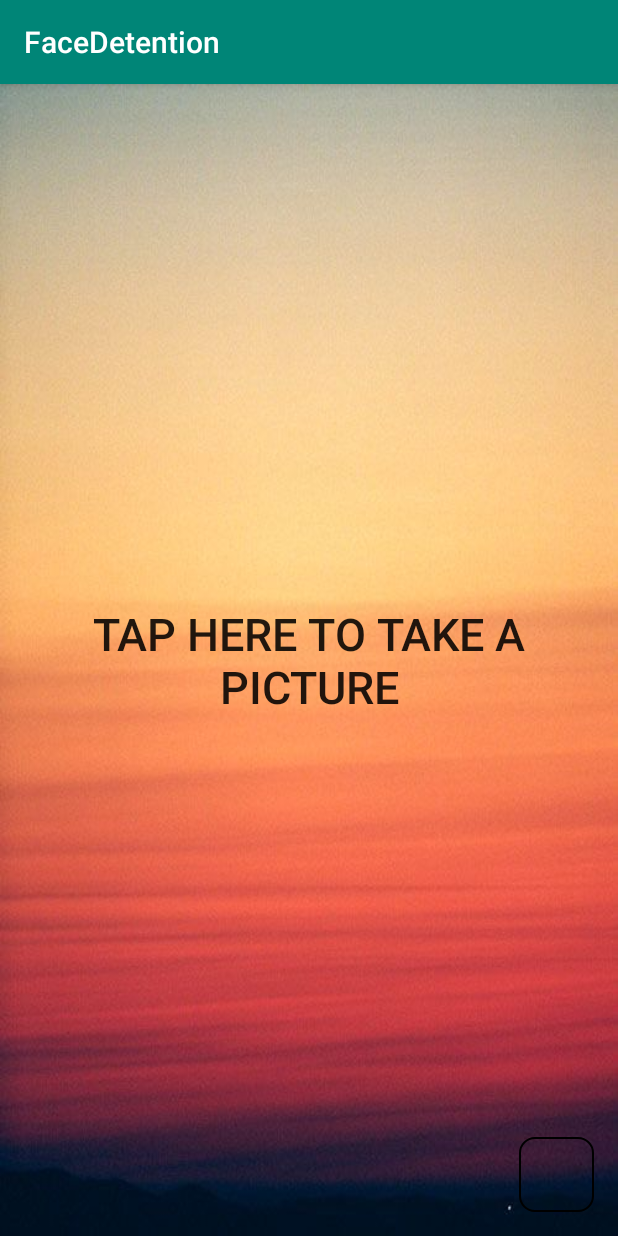
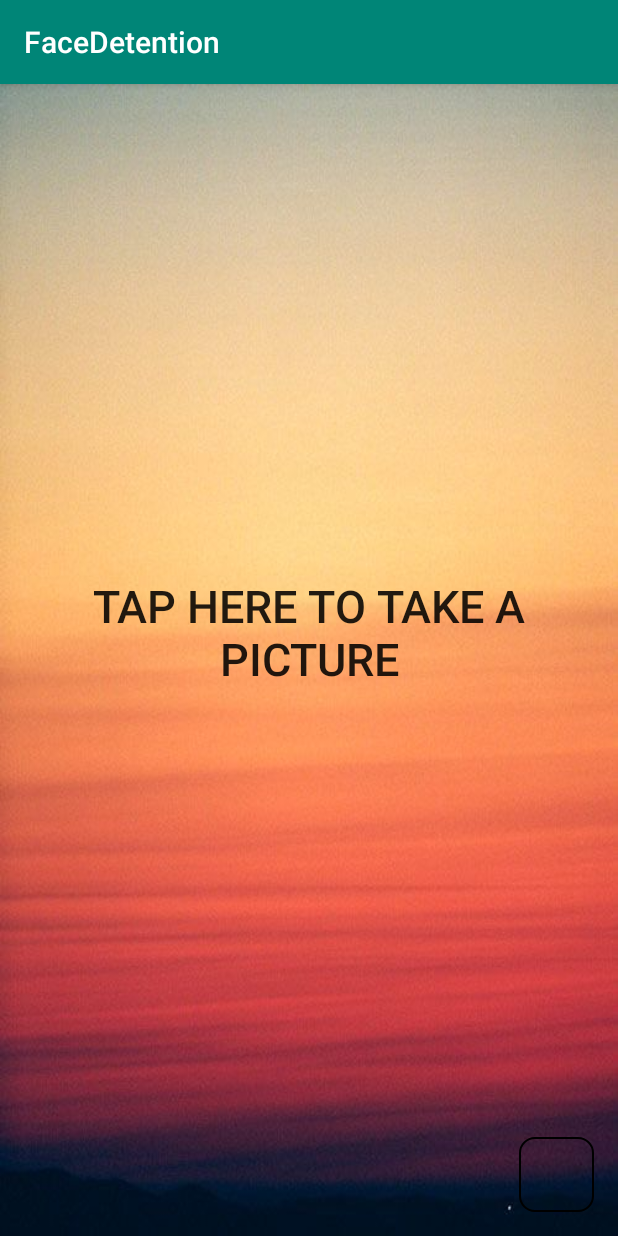
Before and after one commit to NourTadros/FaceDetection2, an Android app: the CameraActivity screen opened directly, with no data from a screen before it, on a phone screen of 412 x 824 dp. Run offline under Robolectric (Android 15) with nearby library versions, the phone set to English and light mode, and no system bars; our stand-ins replace Firebase (no records; nobody signed in at launch, a user with empty details on screens opened directly), Picasso.

Commit message:
UI adjustments

```diff
--- a/app/src/main/java/com/example/katy/facedetention/CameraActivity.java
+++ b/app/src/main/java/com/example/katy/facedetention/CameraActivity.java
@@ -29,6 +29,7 @@ import android.view.View;
 import android.widget.Button;
 import android.widget.ImageButton;
 import android.widget.ImageView;
+import android.widget.TextView;
 import android.widget.Toast;
 
 import com.google.firebase.storage.FirebaseStorage;
@@ -49,6 +50,8 @@ import com.google.firebase.database.FirebaseDatabase;
 import com.google.firebase.storage.StorageReference;
 import com.google.firebase.storage.UploadTask;
 
+import org.w3c.dom.Text;
+
 import java.io.ByteArrayOutputStream;
 import java.io.File;
 import java.io.IOException;
@@ -62,7 +65,8 @@ public class CameraActivity extends AppCompatActivity {
     private static final int MY_PERMISSIONS_REQUEST_READ_CONTACTS = 1;
     Button camera;
     ImageButton thumbnail;
-    ImageView myImageView;
+    ImageView myImageView,arrow;
+    TextView checkSelfie;
     String currentPhotoPath;
 
     private String deviceIdentifier;
@@ -80,6 +84,13 @@ public class CameraActivity extends AppCompatActivity {
     protected void onCreate(Bundle savedInstanceState) {
         super.onCreate(savedInstanceState);
         setContentView(R.layout.activity_camera);
+
+        arrow=findViewById(R.id.arrow);
+        checkSelfie=findViewById(R.id.presshereselfie);
+        arrow.setVisibility(View.GONE);
+        checkSelfie.setVisibility(View.GONE);
+
+
         firebaseStorage = FirebaseStorage.getInstance();
         camera = findViewById(R.id.camera);
         myImageView = findViewById(R.id.imgview);
@@ -149,7 +160,7 @@ public class CameraActivity extends AppCompatActivity {
                         "com.example.android.fileprovider",
                         pictureFile);
                 takePictureIntent.putExtra(MediaStore.EXTRA_OUTPUT, photoURI);
-                startActivityForResult(takePictureIntent, REQUEST_IMAGE_CAPTURE);
+                //startActivityForResult(takePictureIntent, REQUEST_IMAGE_CAPTURE);
             }
             }
         }
@@ -171,6 +182,8 @@ public class CameraActivity extends AppCompatActivity {
             }
         }
         camera.setAlpha(0);
+        arrow.setVisibility(View.VISIBLE);
+        checkSelfie.setVisibility(View.VISIBLE);
 
 //            Bundle extras = data.getExtras();
 //            Bitmap imageBitmap = (Bitmap) extras.get("data");
@@ -223,6 +236,7 @@ public class CameraActivity extends AppCompatActivity {
                 public void onClick(View v) {
 
                     faceDetection(data, v);
+
 
                     //showMessage("Oops","Your facial features are unclear\n Please try again");
 
@@ -277,6 +291,8 @@ public class CameraActivity extends AppCompatActivity {
         }
         myImageView.setImageDrawable(new BitmapDrawable(getResources(), tempBitmap));
         camera.setAlpha(0);
+        arrow.setVisibility(View.GONE);
+        checkSelfie.setVisibility(View.GONE);
         //uploadPhoto();
     }
 
@@ -348,7 +364,7 @@ public class CameraActivity extends AppCompatActivity {
     private void addToCloudStorage() {
         File f = new File(currentPhotoPath);
         Uri picUri = Uri.fromFile(f);
-        final String cloudFilePath = deviceIdentifier + picUri.getLastPathSegment();
+        final String cloudFilePath = /*deviceIdentifier +*/ picUri.getLastPathSegment();
 
         FirebaseStorage firebaseStorage = FirebaseStorage.getInstance();
         StorageReference storageRef = firebaseStorage.getReference();
--- a/app/src/main/res/layout/activity_camera.xml
+++ b/app/src/main/res/layout/activity_camera.xml
@@ -11,17 +11,55 @@
         android:id="@+id/camera"
         android:layout_width="wrap_content"
         android:layout_height="wrap_content"
+        android:layout_marginTop="327dp"
+        android:layout_marginBottom="186dp"
         android:background="@android:color/transparent"
         android:text="Tap here to Take a picture"
         android:textSize="30sp"
-        app:layout_constraintBottom_toBottomOf="parent"
+        app:layout_constraintBottom_toTopOf="@+id/arrow"
         app:layout_constraintEnd_toEndOf="parent"
+        app:layout_constraintHorizontal_bias="0.0"
         app:layout_constraintStart_toStartOf="parent"
-        app:layout_constraintTop_toTopOf="parent" />
+        app:layout_constraintTop_toTopOf="parent"
+        app:layout_constraintVertical_bias="0.0" />
+
     <ImageView
         android:id="@+id/imgview"
         android:layout_width="match_parent"
-        android:layout_height="match_parent" />
+        android:layout_height="match_parent"
+        tools:layout_editor_absoluteX="0dp"
+        tools:layout_editor_absoluteY="0dp" />
+
+    <ImageView
+        android:id="@+id/arrow"
+        android:layout_width="73dp"
+        android:layout_height="53dp"
+        android:layout_marginEnd="12dp"
+        android:layout_marginRight="12dp"
+        android:layout_marginBottom="65dp"
+        android:src="@drawable/arrow"
+        app:layout_constraintBottom_toBottomOf="parent"
+        app:layout_constraintEnd_toStartOf="@+id/imgthumbnail"
+        app:layout_constraintTop_toBottomOf="@+id/imgview"
+        app:layout_constraintVertical_bias="1.0" />
+
+    <TextView
+        android:id="@+id/presshereselfie"
+        android:layout_width="266dp"
+        android:layout_height="wrap_content"
+        android:layout_marginTop="8dp"
+        android:layout_marginEnd="48dp"
+        android:layout_marginRight="48dp"
+        android:layout_marginBottom="84dp"
+        android:fontFamily="sans-serif-medium"
+        android:text="Press here to \n check your \n selfie "
+        android:textSize="40dp"
+        android:textStyle="normal|bold"
+        app:layout_constraintBottom_toBottomOf="@+id/arrow"
+        app:layout_constraintEnd_toEndOf="parent"
+        app:layout_constraintTop_toBottomOf="@+id/camera"
+        app:layout_constraintVertical_bias="1.0" />
+
     <ImageButton
         android:id="@+id/imgthumbnail"
         android:layout_width="50sp"
```
